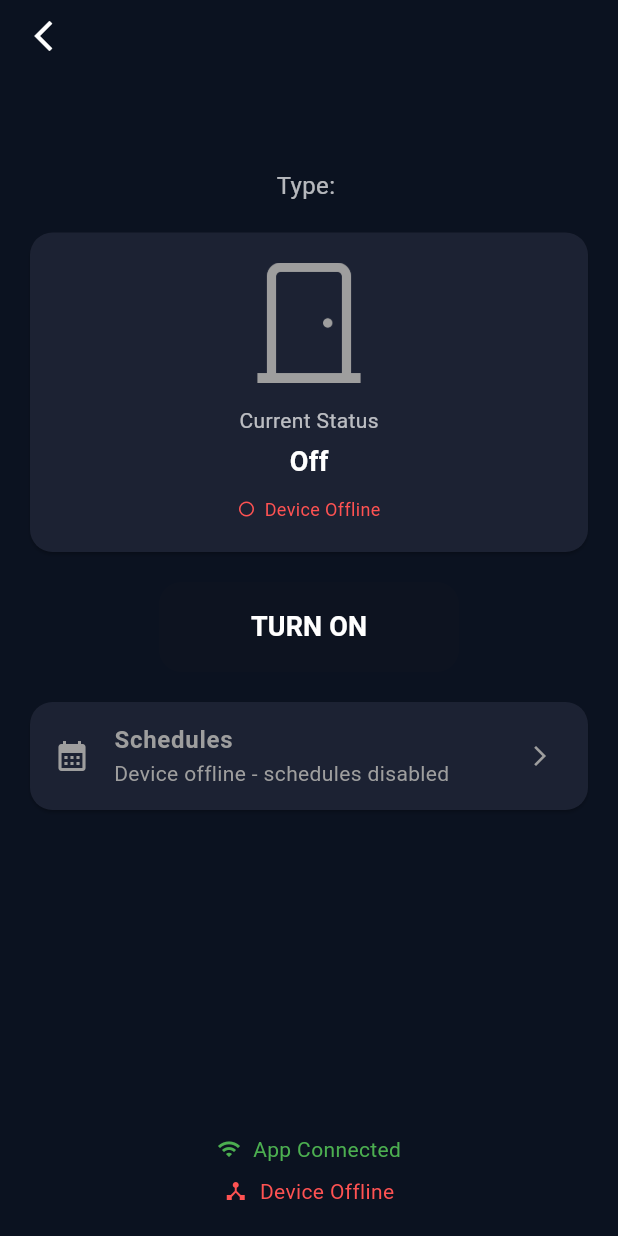
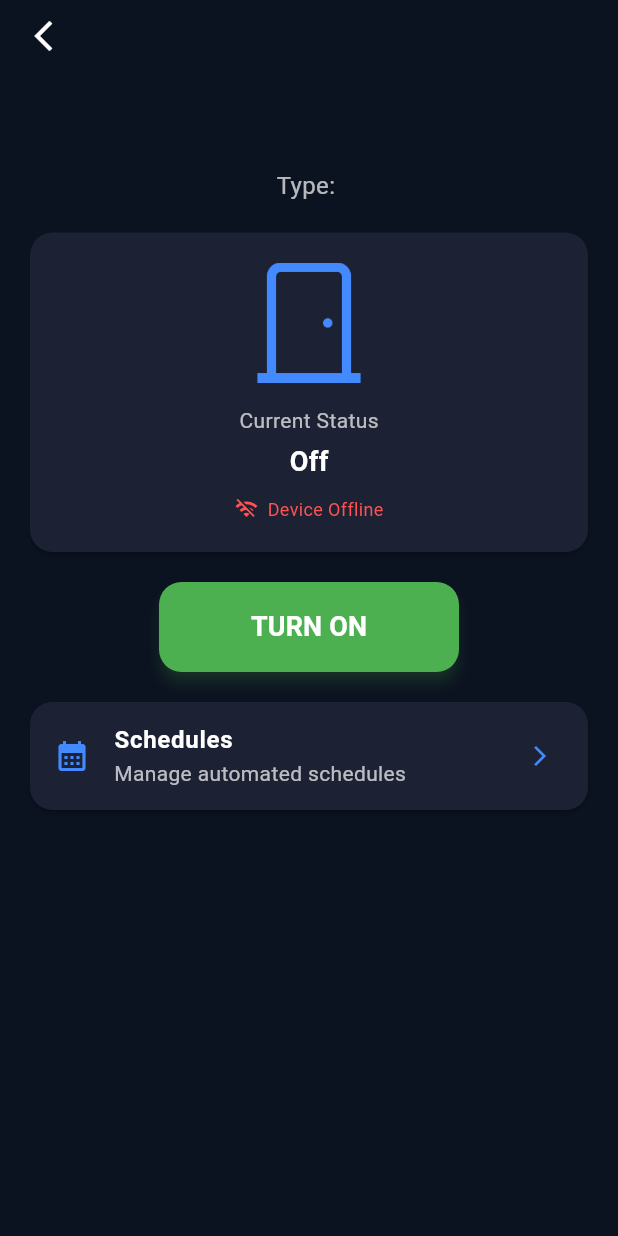
Before and after one commit to maozedoggo/FYP_Smahorz, a Flutter app: the DeviceControlPage screen opened directly with empty values, on a phone screen of 412 x 824 dp. Run offline on Flutter 3.47's test engine with Material 3 defaults, Android fonts, the phone set to English and light mode, and no system bars; our stand-ins replace cloud_firestore, firebase_auth, firebase_core, firebase_database, firebase_messaging, firebase_storage and 5 more; missing offline and left inert: qr_code_scanner; accounts and stored records are empty.

```diff
--- a/lib/views/pages/smart-devices/device_page.dart
+++ b/lib/views/pages/smart-devices/device_page.dart
@@ -90,13 +90,17 @@ class _DeviceControlPageState extends State<DeviceControlPage> {
               setState(() {
                 _deviceConnected = connectionStatus;
               });
-              print("DeviceControlPage connection update: ${widget.deviceId} = $connectionStatus");
+              print(
+                "DeviceControlPage connection update: ${widget.deviceId} = $connectionStatus",
+              );
             } else {
               // If connectionStatus doesn't exist, assume device is offline
               setState(() {
                 _deviceConnected = false;
               });
-              print("DeviceControlPage connection update: ${widget.deviceId} = OFFLINE (no data)");
+              print(
+                "DeviceControlPage connection update: ${widget.deviceId} = OFFLINE (no data)",
+              );
             }
           },
           onError: (error) {
@@ -184,16 +188,8 @@ class _DeviceControlPageState extends State<DeviceControlPage> {
   // DEVICE CONTROL METHODS - FIXED
   // ===========================================================================
   void _toggleDevice() async {
-    // Check if device is connected before allowing control
-    if (householdUid == null || _isControlling || !_deviceConnected) {
-      if (!_deviceConnected) {
-        ScaffoldMessenger.of(context).showSnackBar(
-          const SnackBar(
-            content: Text("Device is offline - cannot control"),
-            backgroundColor: Colors.red,
-          ),
-        );
-      }
+    // Only check if already controlling, don't check connection status
+    if (householdUid == null || _isControlling) {
       return;
     }
 
@@ -567,7 +563,8 @@ class _DeviceControlPageState extends State<DeviceControlPage> {
                       Image.asset(
                         _getDeviceIcon(),
                         width: 80,
-                        color: _deviceConnected ? Colors.blueAccent : Colors.grey,
+                        color: Colors
+                            .blueAccent, // Always blue, not affected by connection status
                       ),
                       const SizedBox(height: 15),
                       Text(
@@ -589,15 +586,21 @@ class _DeviceControlPageState extends State<DeviceControlPage> {
                         mainAxisAlignment: MainAxisAlignment.center,
                         children: [
                           Icon(
-                            _deviceConnected ? Icons.circle : Icons.circle_outlined,
-                            color: _deviceConnected ? Colors.green : Colors.redAccent,
-                            size: 12,
+                            _deviceConnected ? Icons.wifi : Icons.wifi_off,
+                            color: _deviceConnected
+                                ? Colors.green
+                                : Colors.redAccent,
+                            size: 16,
                           ),
                           const SizedBox(width: 6),
                           Text(
-                            _deviceConnected ? "Device Online" : "Device Offline",
+                            _deviceConnected
+                                ? "Device Online"
+                                : "Device Offline",
                             style: TextStyle(
-                              color: _deviceConnected ? Colors.green : Colors.redAccent,
+                              color: _deviceConnected
+                                  ? Colors.green
+                                  : Colors.redAccent,
                               fontSize: 12,
                             ),
                           ),
@@ -616,14 +619,17 @@ class _DeviceControlPageState extends State<DeviceControlPage> {
               width: 200,
               height: 60,
               child: ElevatedButton(
-                onPressed: (_isControlling || !_deviceConnected) ? null : _toggleDevice,
+                onPressed: _isControlling
+                    ? null
+                    : _toggleDevice, // Only check if controlling, not connection status
                 style: ElevatedButton.styleFrom(
-                  backgroundColor: _deviceConnected ? _getButtonColor() : Colors.grey,
+                  backgroundColor:
+                      _getButtonColor(), // Always use the normal button color
                   shape: RoundedRectangleBorder(
                     borderRadius: BorderRadius.circular(15),
                   ),
                   elevation: 4,
-                  shadowColor: _deviceConnected ? _getButtonColor().withOpacity(0.5) : Colors.grey,
+                  shadowColor: _getButtonColor().withOpacity(0.5),
                 ),
                 child: _isControlling
                     ? const SizedBox(
@@ -657,27 +663,30 @@ class _DeviceControlPageState extends State<DeviceControlPage> {
                 borderRadius: BorderRadius.circular(15),
               ),
               child: ListTile(
-                leading: Icon(
+                leading: const Icon(
                   Icons.calendar_month,
-                  color: _deviceConnected ? Colors.blueAccent : Colors.grey,
+                  color: Colors
+                      .blueAccent, // Always blue, not affected by connection status
                 ),
-                title: Text(
+                title: const Text(
                   "Schedules",
                   style: TextStyle(
-                    color: _deviceConnected ? Colors.white : Colors.grey,
+                    color: Colors.white,
                     fontWeight: FontWeight.bold,
                   ),
                 ),
-                subtitle: Text(
-                  _deviceConnected ? "Manage automated schedules" : "Device offline - schedules disabled",
-                  style: TextStyle(color: _deviceConnected ? Colors.white70 : Colors.grey),
+                subtitle: const Text(
+                  "Manage automated schedules",
+                  style: TextStyle(color: Colors.white70),
                 ),
-                trailing: Icon(
+                trailing: const Icon(
                   Icons.arrow_forward_ios,
-                  color: _deviceConnected ? Colors.blueAccent : Colors.grey,
+                  color: Colors.blueAccent,
                   size: 16,
                 ),
-                onTap: (householdUid == null || _isControlling || !_deviceConnected)
+                onTap:
+                    (householdUid == null ||
+                        _isControlling) // Only check household and controlling status
                     ? null
                     : () {
                         Navigator.push(
@@ -694,60 +703,6 @@ class _DeviceControlPageState extends State<DeviceControlPage> {
                       },
               ),
             ),
-
-            const Spacer(),
-
-            // Connection Status
-            Padding(
-              padding: const EdgeInsets.only(bottom: 20),
-              child: Column(
-                children: [
-                  // App Connection Status
-                  Row(
-                    mainAxisAlignment: MainAxisAlignment.center,
-                    children: [
-                      Icon(
-                        householdUid != null ? Icons.wifi : Icons.wifi_off,
-                        color: householdUid != null
-                            ? Colors.green
-                            : Colors.redAccent,
-                        size: 16,
-                      ),
-                      const SizedBox(width: 8),
-                      Text(
-                        householdUid != null ? "App Connected" : "App Disconnected",
-                        style: TextStyle(
-                          color: householdUid != null
-                              ? Colors.green
-                              : Colors.redAccent,
-                          fontSize: 14,
-                        ),
-                      ),
-                    ],
-                  ),
-                  const SizedBox(height: 8),
-                  // Device Connection Status
-                  Row(
-                    mainAxisAlignment: MainAxisAlignment.center,
-                    children: [
-                      Icon(
-                        _deviceConnected ? Icons.device_hub : Icons.device_hub_outlined,
-                        color: _deviceConnected ? Colors.green : Colors.redAccent,
-                        size: 16,
-                      ),
-                      const SizedBox(width: 8),
-                      Text(
-                        _deviceConnected ? "Device Online" : "Device Offline",
-                        style: TextStyle(
-                          color: _deviceConnected ? Colors.green : Colors.redAccent,
-                          fontSize: 14,
-                        ),
-                      ),
-                    ],
-                  ),
-                ],
-              ),
-            ),
           ],
         ),
       ),
```
